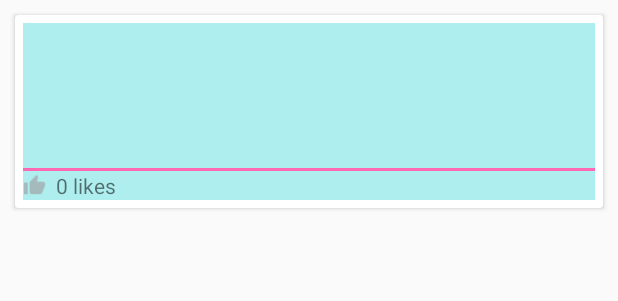
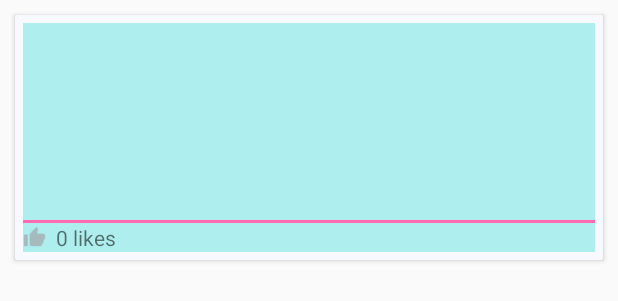
Before and after one commit to kmart42/AppFinal, an Android app: the layout card_view.xml on its own in the app's theme, with its tools: preview values and no code run, on a phone screen of 412 x 824 dp. Shown: the top 301 px of the screen. Run offline under Robolectric (Android 15) with nearby library versions, the phone set to English and light mode, and no system bars.

Commit message:
Upload images complete. Visual continuity changes.

```diff
--- a/FinalProject/app/src/main/AndroidManifest.xml
+++ b/FinalProject/app/src/main/AndroidManifest.xml
@@ -12,7 +12,7 @@
 
     <application
         android:allowBackup="true"
-        android:icon="@drawable/ic_app_logo"
+        android:icon="@drawable/ic_pinklauncher"
         android:label="@string/app_name"
         android:roundIcon="@mipmap/ic_launcher_round"
         android:supportsRtl="true"
--- a/FinalProject/app/src/main/res/layout/card_view.xml
+++ b/FinalProject/app/src/main/res/layout/card_view.xml
@@ -18,6 +18,7 @@
         app:layout_constraintTop_toTopOf="parent"
         app:layout_constraintLeft_toLeftOf="parent"
         android:orientation="vertical"
+        android:background="@color/GhostWhite"
         android:layout_width="match_parent"
         android:layout_height="wrap_content"
         android:weightSum="3">
@@ -30,6 +31,10 @@
         </ImageView>
         <TextView
             android:id="@+id/fname_view"
+            android:fontFamily="@font/rageitalic"
+            android:textSize="22sp"
+            android:textColor="@color/HotPink"
+            android:textStyle="bold"
             android:background="@color/PaleTurquoise"
             android:layout_width="match_parent"
             android:layout_height="wrap_content"
@@ -37,24 +42,34 @@
         </TextView>
         <TextView
             android:id="@+id/email_view"
+            android:fontFamily="@font/rageitalic"
+            android:textSize="22sp"
+            android:textColor="@color/HotPink"
+            android:textStyle="bold"
             android:background="@color/PaleTurquoise"
             android:layout_width="match_parent"
-            android:layout_height="wrap_content"
-            >
+            android:layout_height="wrap_content">
         </TextView>
         <TextView
         android:id="@+id/phone_view"
-            android:background="@color/PaleTurquoise"
+        android:fontFamily="@font/rageitalic"
+        android:textSize="22sp"
+        android:textColor="@color/HotPink"
+        android:textStyle="bold"
+        android:background="@color/PaleTurquoise"
         android:layout_width="match_parent"
-        android:layout_height="wrap_content"
-        >
+        android:layout_height="wrap_content">
         </TextView>
         <TextView
             android:id="@+id/date_view"
+            android:fontFamily="@font/rageitalic"
+            android:textSize="22sp"
+            android:textColor="@color/HotPink"
+            android:textStyle="bold"
             android:background="@color/PaleTurquoise"
             android:layout_width="match_parent"
-            android:layout_height="wrap_content"
-            >
+            android:layout_height="wrap_content">
+
         </TextView>
         <TextView
             android:id="@+id/description"
--- a/FinalProject/app/src/main/res/values/styles.xml
+++ b/FinalProject/app/src/main/res/values/styles.xml
@@ -2,7 +2,7 @@
     <!-- Base application theme. -->
     <style name="AppTheme" parent="Theme.AppCompat.Light.DarkActionBar">
         <!-- Customize your theme here. -->
-        <item name="colorPrimary">@color/HotPink</item>
+        <item name="colorPrimary">@color/GhostWhite</item>
         <item name="colorPrimaryDark">@color/Aqua</item>
         <item name="colorAccent">@color/WhiteSmoke</item>
     </style>
```
Also changed, not shown: FinalProject/app/src/main/res/layout/toolbar.xml (+7 -5 lines), FinalProject/app/src/main/res/drawable/ic_peep.png (added), FinalProject/app/src/main/res/drawable/ic_phamburger.png (added), FinalProject/app/src/main/res/drawable/ic_pink_boiga.png (added), FinalProject/app/src/main/res/drawable/ic_pinklauncher.png (added), FinalProject/app/src/main/res/drawable/ic_pinkpeep.png (added), FinalProject/app/src/main/res/drawable/ic_pinkpic.png (added).
